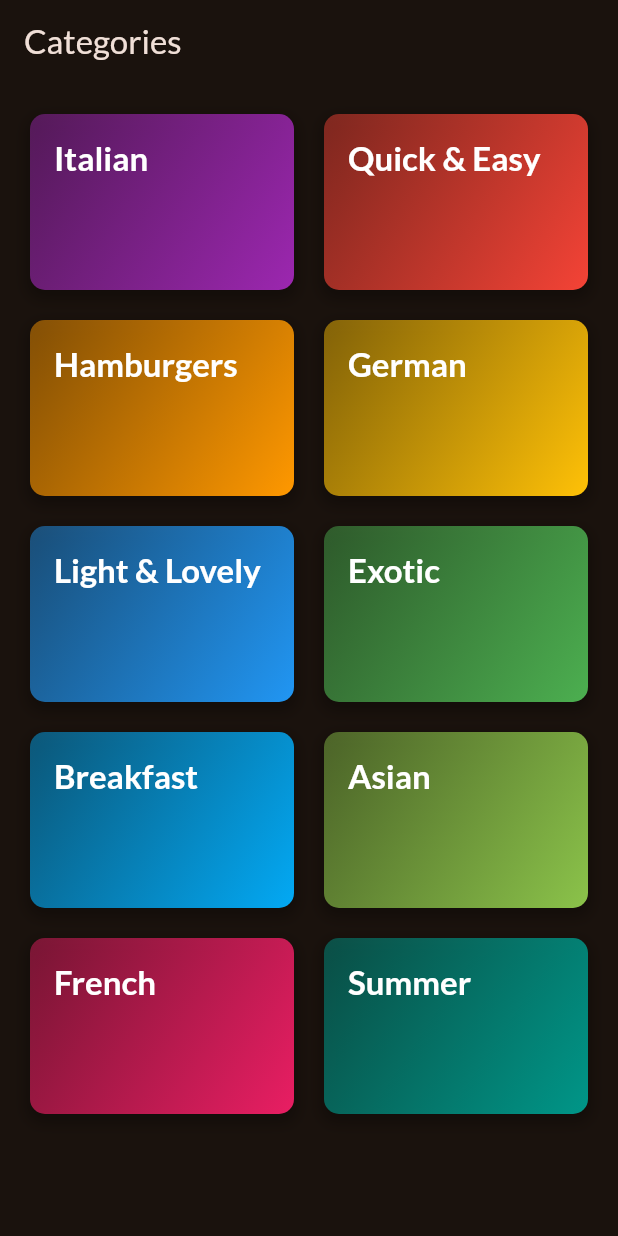
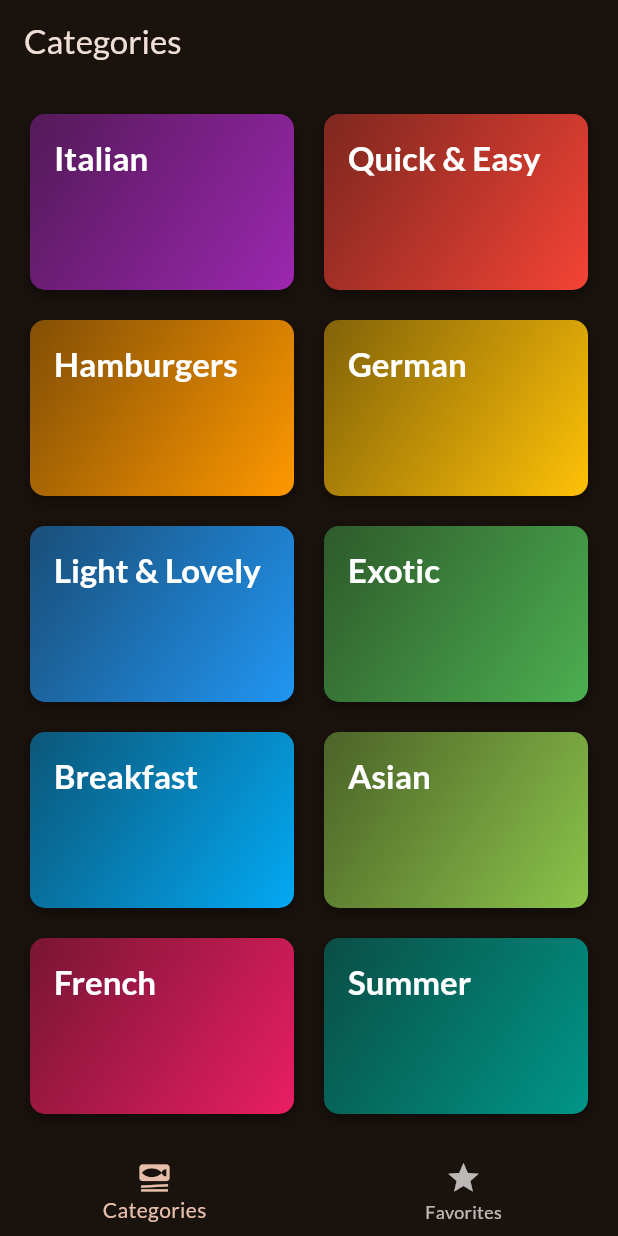
Before and after one commit to ranaahmed786/flutter_meals_app, a Flutter app: the screen it shows after launch, on a phone screen of 412 x 824 dp. Run offline on Flutter 3.47's test engine with Material 3 defaults, Android fonts, the phone set to English and light mode, and no system bars; our stand-ins replace google_fonts, transparent_image.

Commit message:
tapBar added , faviourites section added

```diff
--- a/lib/main.dart
+++ b/lib/main.dart
@@ -1,6 +1,6 @@
 import 'package:flutter/material.dart';
 import 'package:google_fonts/google_fonts.dart';
-import 'package:flutter_meals_app/screens/categories_screen.dart';
+import 'package:flutter_meals_app/screens/tapbar_screen.dart';
 
 final theme = ThemeData(
   useMaterial3: true,
@@ -20,6 +20,6 @@ class MyApp extends StatelessWidget {
 
   @override
   Widget build(BuildContext context) {
-    return MaterialApp(theme: theme, home: const CategoriesScreen());
+    return MaterialApp(theme: theme, home: const TapbarScreen());
   }
 }
--- a/lib/screens/categories_screen.dart
+++ b/lib/screens/categories_screen.dart
@@ -3,8 +3,12 @@ import 'package:flutter_meals_app/models/category.dart';
 import 'package:flutter_meals_app/widgets/category_card.dart';
 import 'package:flutter_meals_app/data/categories_data.dart';
 import 'package:flutter_meals_app/screens/meals_screen.dart';
+import 'package:flutter_meals_app/models/meals.dart';
 
 class CategoriesScreen extends StatelessWidget {
+  const CategoriesScreen({super.key, required this.onMealSelected});
+  final void Function(Meal meal) onMealSelected;
+
   void _onCategorySelected(BuildContext context, Category category) {
     final filteredList = dummyMeals.where((meal) {
       return meal.categories.contains(category.id);
@@ -13,18 +17,19 @@ class CategoriesScreen extends StatelessWidget {
       context,
       MaterialPageRoute(
         builder: (context) {
-          return MealsScreen(title: category.title, meals: filteredList);
+          return MealsScreen(
+            title: category.title,
+            meals: filteredList,
+            onMealSelected: onMealSelected,
+          );
         },
       ),
     );
   }
 
-  const CategoriesScreen({super.key});
   @override
   Widget build(BuildContext context) {
-    return Scaffold(
-      appBar: AppBar(title: const Text('Categories')),
-      body: GridView(
+    return GridView(
       padding: const EdgeInsets.all(20),
       gridDelegate: const SliverGridDelegateWithFixedCrossAxisCount(
         crossAxisCount: 2,
@@ -41,7 +46,6 @@ class CategoriesScreen extends StatelessWidget {
             },
           ),
       ],
-      ),
     );
   }
 }
--- /dev/null
+++ b/lib/screens/tapbar_screen.dart
@@ -0,0 +1,85 @@
+import 'package:flutter/material.dart';
+import 'package:flutter_meals_app/models/meals.dart';
+import 'package:flutter_meals_app/screens/categories_screen.dart';
+import 'package:flutter_meals_app/screens/meals_screen.dart';
+
+class TapbarScreen extends StatefulWidget {
+  const TapbarScreen({super.key});
+
+  @override
+  State<TapbarScreen> createState() => _TapbarScreenState();
+}
+
+class _TapbarScreenState extends State<TapbarScreen> {
+  List<Meal> favoriteMeals = [];
+  int _selectedIndex = 0;
+  String _defaultScreenTitle = 'Categories';
+
+  void _showSnackBar(String message) {
+    ScaffoldMessenger.of(context).clearSnackBars();
+    ScaffoldMessenger.of(
+      context,
+    ).showSnackBar(SnackBar(content: Text(message)));
+  }
+
+  void _onItemTapped(int index) {
+    setState(() {
+      _selectedIndex = index;
+      if (index == 0) {
+        _defaultScreenTitle = 'Categories';
+      } else {
+        _defaultScreenTitle = 'Your Favorites';
+      }
+    });
+  }
+
+  Widget _getSelectedScreen() {
+    if (_selectedIndex == 0) {
+      return CategoriesScreen(
+        onMealSelected: (meal) {
+          toggleFavourites(meal);
+        },
+      );
+    } else {
+      return MealsScreen(
+        meals: favoriteMeals,
+        onMealSelected: (meal) {
+          toggleFavourites(meal);
+        },
+      );
+    }
+  }
+
+  void toggleFavourites(Meal meal) {
+    if (favoriteMeals.contains(meal)) {
+      setState(() {
+        favoriteMeals.remove(meal);
+        _showSnackBar('Removed from favorites!');
+      });
+    } else {
+      setState(() {
+        favoriteMeals.add(meal);
+        _showSnackBar('Added to favorites!');
+      });
+    }
+  }
+
+  @override
+  Widget build(BuildContext context) {
+    return Scaffold(
+      appBar: AppBar(title: Text(_defaultScreenTitle)),
+      body: _getSelectedScreen(),
+      bottomNavigationBar: BottomNavigationBar(
+        currentIndex: _selectedIndex,
+        items: const [
+          BottomNavigationBarItem(
+            icon: Icon(Icons.set_meal),
+            label: 'Categories',
+          ),
+          BottomNavigationBarItem(icon: Icon(Icons.star), label: 'Favorites'),
+        ],
+        onTap: _onItemTapped,
+      ),
+    );
+  }
+}
```
Also changed, not shown: lib/screens/meal_details_screen.dart (added, +82 -0 lines), lib/screens/meals_screen.dart (+25 -5 lines), lib/widgets/mealCard/meal_card.dart (added, +81 -0 lines), lib/widgets/mealCard/meal_card_trait.dart (added, +22 -0 lines), lib/widgets/meal_card.dart (deleted, +0 -49 lines). Lines whose indentation alone changed are shown as unchanged.
